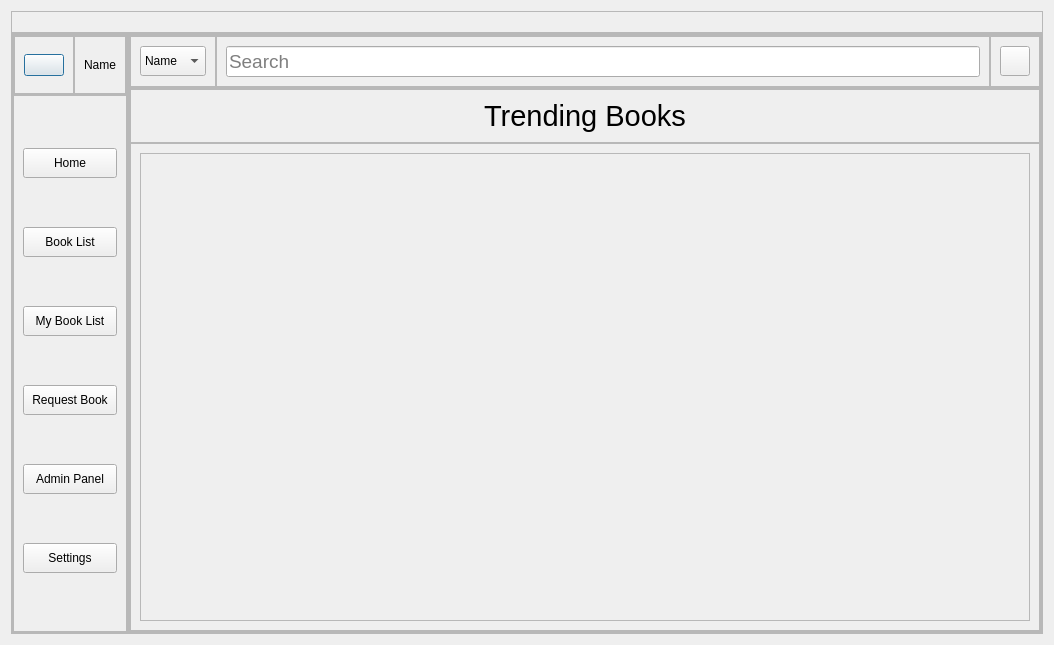
The window that studenthomepage.ui (aavashlamichhane/LibMan) describes before a commit, drawn with Qt 5.
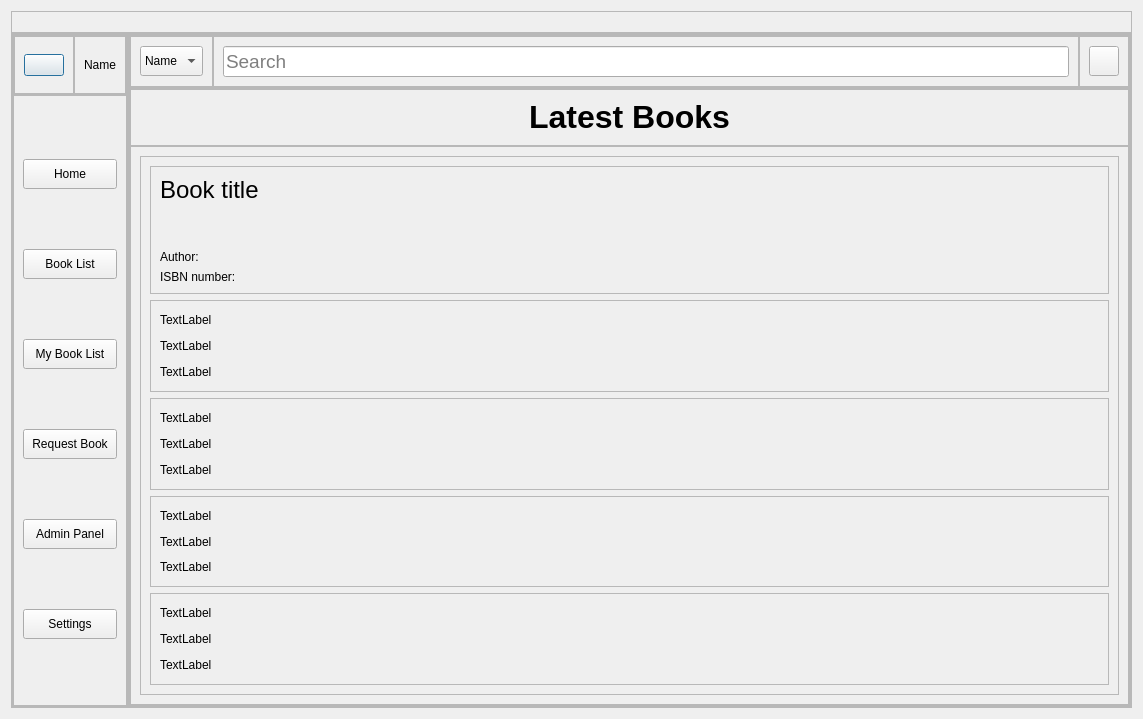
The same window after the commit. Icons and pictures are not drawn.

Diff of the .ui file:
```diff
--- a/studenthomepage.ui
+++ b/studenthomepage.ui
@@ -6,8 +6,8 @@
    <rect>
     <x>0</x>
     <y>0</y>
-    <width>1054</width>
-    <height>645</height>
+    <width>1143</width>
+    <height>719</height>
    </rect>
   </property>
   <property name="windowTitle">
@@ -412,11 +412,6 @@
                      <string>Name</string>
                     </property>
                    </item>
-                   <item>
-                    <property name="text">
-                     <string>Author</string>
-                    </property>
-                   </item>
                    <item>
                     <property name="text">
                      <string>Code</string>
@@ -531,7 +526,7 @@
                  <item>
                   <widget class="QLabel" name="label_2">
                    <property name="text">
-                    <string>&lt;html&gt;&lt;head/&gt;&lt;body&gt;&lt;p align=&quot;center&quot;&gt;&lt;span style=&quot; font-size:22pt;&quot;&gt;Trending Books&lt;/span&gt;&lt;/p&gt;&lt;/body&gt;&lt;/html&gt;</string>
+                    <string>&lt;html&gt;&lt;head/&gt;&lt;body&gt;&lt;p align=&quot;center&quot;&gt;&lt;span style=&quot; font-size:24pt; font-weight:700;&quot;&gt;Latest Books&lt;/span&gt;&lt;/p&gt;&lt;/body&gt;&lt;/html&gt;</string>
                    </property>
                   </widget>
                  </item>
@@ -557,10 +552,177 @@
                      <rect>
                       <x>0</x>
                       <y>0</y>
-                      <width>912</width>
-                      <height>500</height>
+                      <width>950</width>
+                      <height>612</height>
                      </rect>
                     </property>
+                    <layout class="QVBoxLayout" name="verticalLayout">
+                     <item>
+                      <widget class="QFrame" name="frame">
+                       <property name="frameShape">
+                        <enum>QFrame::StyledPanel</enum>
+                       </property>
+                       <property name="frameShadow">
+                        <enum>QFrame::Raised</enum>
+                       </property>
+                       <layout class="QVBoxLayout" name="verticalLayout_6">
+                        <item>
+                         <widget class="QLabel" name="label_b1">
+                          <property name="text">
+                           <string>&lt;html&gt;&lt;head/&gt;&lt;body&gt;&lt;p&gt;&lt;span style=&quot; font-size:18pt;&quot;&gt;Book title&lt;/span&gt;&lt;/p&gt;&lt;p&gt;&lt;br/&gt;&lt;/p&gt;&lt;/body&gt;&lt;/html&gt;</string>
+                          </property>
+                         </widget>
+                        </item>
+                        <item>
+                         <widget class="QLabel" name="label_a1">
+                          <property name="text">
+                           <string>&lt;html&gt;&lt;head/&gt;&lt;body&gt;&lt;p&gt;Author:&lt;/p&gt;&lt;/body&gt;&lt;/html&gt;</string>
+                          </property>
+                         </widget>
+                        </item>
+                        <item>
+                         <widget class="QLabel" name="label_i1">
+                          <property name="text">
+                           <string>ISBN number:</string>
+                          </property>
+                         </widget>
+                        </item>
+                       </layout>
+                      </widget>
+                     </item>
+                     <item>
+                      <widget class="QFrame" name="frame_5">
+                       <property name="frameShape">
+                        <enum>QFrame::StyledPanel</enum>
+                       </property>
+                       <property name="frameShadow">
+                        <enum>QFrame::Raised</enum>
+                       </property>
+                       <layout class="QVBoxLayout" name="verticalLayout_7">
+                        <item>
+                         <widget class="QLabel" name="label_b2">
+                          <property name="text">
+                           <string>TextLabel</string>
+                          </property>
+                         </widget>
+                        </item>
+                        <item>
+                         <widget class="QLabel" name="label_a2">
+                          <property name="text">
+                           <string>TextLabel</string>
+                          </property>
+                         </widget>
+                        </item>
+                        <item>
+                         <widget class="QLabel" name="label_i2">
+                          <property name="text">
+                           <string>TextLabel</string>
+                          </property>
+                         </widget>
+                        </item>
+                       </layout>
+                      </widget>
+                     </item>
+                     <item>
+                      <widget class="QFrame" name="frame_4">
+                       <property name="frameShape">
+                        <enum>QFrame::StyledPanel</enum>
+                       </property>
+                       <property name="frameShadow">
+                        <enum>QFrame::Raised</enum>
+                       </property>
+                       <layout class="QVBoxLayout" name="verticalLayout_9">
+                        <item>
+                         <widget class="QLabel" name="label_b3">
+                          <property name="text">
+                           <string>TextLabel</string>
+                          </property>
+                         </widget>
+                        </item>
+                        <item>
+                         <widget class="QLabel" name="label_a3">
+                          <property name="text">
+                           <string>TextLabel</string>
+                          </property>
+                         </widget>
+                        </item>
+                        <item>
+                         <widget class="QLabel" name="label_i3">
+                          <property name="text">
+                           <string>TextLabel</string>
+                          </property>
+                         </widget>
+                        </item>
+                       </layout>
+                      </widget>
+                     </item>
+                     <item>
+                      <widget class="QFrame" name="frame_2">
+                       <property name="frameShape">
+                        <enum>QFrame::StyledPanel</enum>
+                       </property>
+                       <property name="frameShadow">
+                        <enum>QFrame::Raised</enum>
+                       </property>
+                       <layout class="QVBoxLayout" name="verticalLayout_10">
+                        <item>
+                         <widget class="QLabel" name="label_b4">
+                          <property name="text">
+                           <string>TextLabel</string>
+                          </property>
+                         </widget>
+                        </item>
+                        <item>
+                         <widget class="QLabel" name="label_a4">
+                          <property name="text">
+                           <string>TextLabel</string>
+                          </property>
+                         </widget>
+                        </item>
+                        <item>
+                         <widget class="QLabel" name="label_i4">
+                          <property name="text">
+                           <string>TextLabel</string>
+                          </property>
+                         </widget>
+                        </item>
+                       </layout>
+                      </widget>
+                     </item>
+                     <item>
+                      <widget class="QFrame" name="frame_3">
+                       <property name="frameShape">
+                        <enum>QFrame::StyledPanel</enum>
+                       </property>
+                       <property name="frameShadow">
+                        <enum>QFrame::Raised</enum>
+                       </property>
+                       <layout class="QVBoxLayout" name="verticalLayout_11">
+                        <item>
+                         <widget class="QLabel" name="label_b5">
+                          <property name="text">
+                           <string>TextLabel</string>
+                          </property>
+                         </widget>
+                        </item>
+                        <item>
+                         <widget class="QLabel" name="label_a5">
+                          <property name="text">
+                           <string>TextLabel</string>
+                          </property>
+                         </widget>
+                        </item>
+                        <item>
+                         <widget class="QLabel" name="label_i5">
+                          <property name="text">
+                           <string>TextLabel</string>
+                          </property>
+                         </widget>
+                        </item>
+                       </layout>
+                      </widget>
+                     </item>
+                    </layout>
                    </widget>
                   </widget>
                  </item>
```
